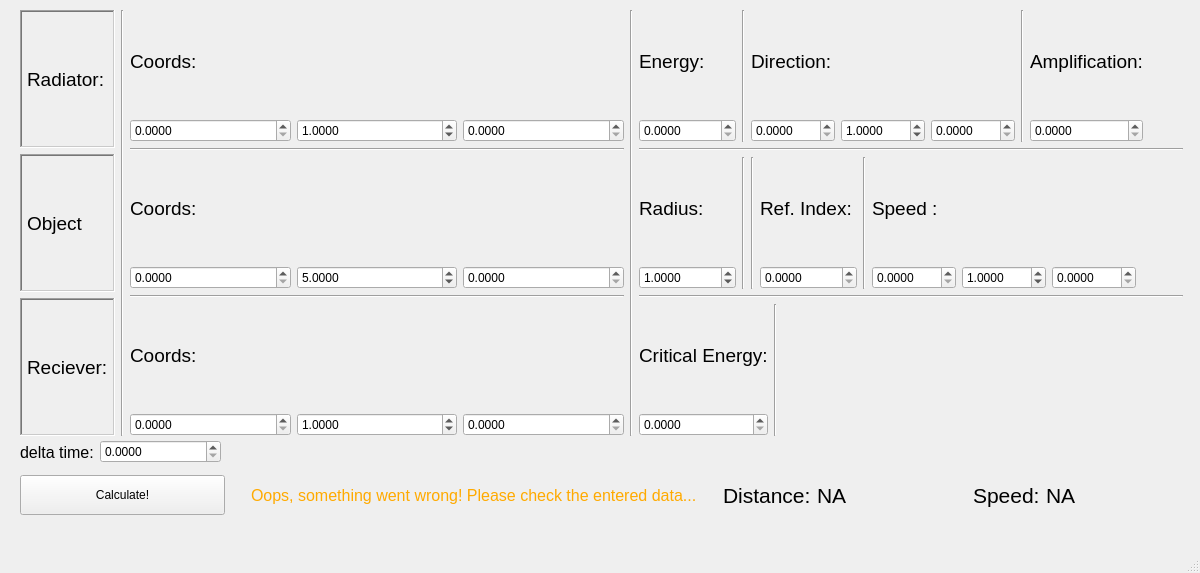
Mngdd/Signal, file UI/main_window.ui: the form before one commit.
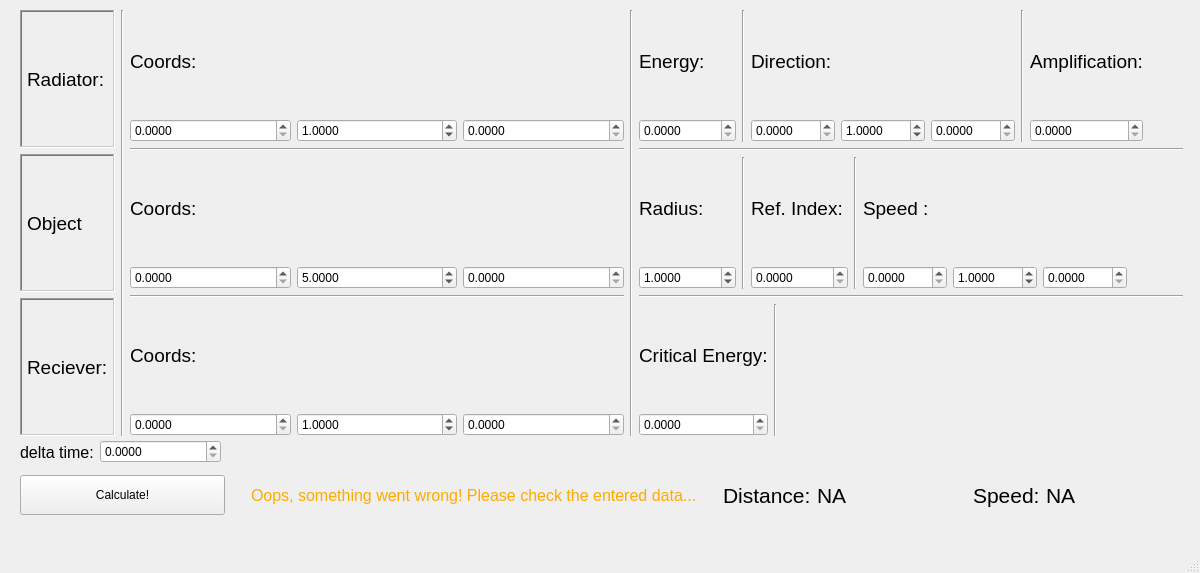
The form after the commit.

Commit message: +gui double line micro fix

The edit to the form file:
```diff
--- a/UI/main_window.ui
+++ b/UI/main_window.ui
@@ -567,13 +567,6 @@
              </property>
             </widget>
            </item>
-           <item>
-            <widget class="Line" name="line_12">
-             <property name="orientation">
-              <enum>Qt::Vertical</enum>
-             </property>
-            </widget>
-           </item>
            <item>
             <layout class="QVBoxLayout" name="MidLayoutRAD_3">
              <item>
```
